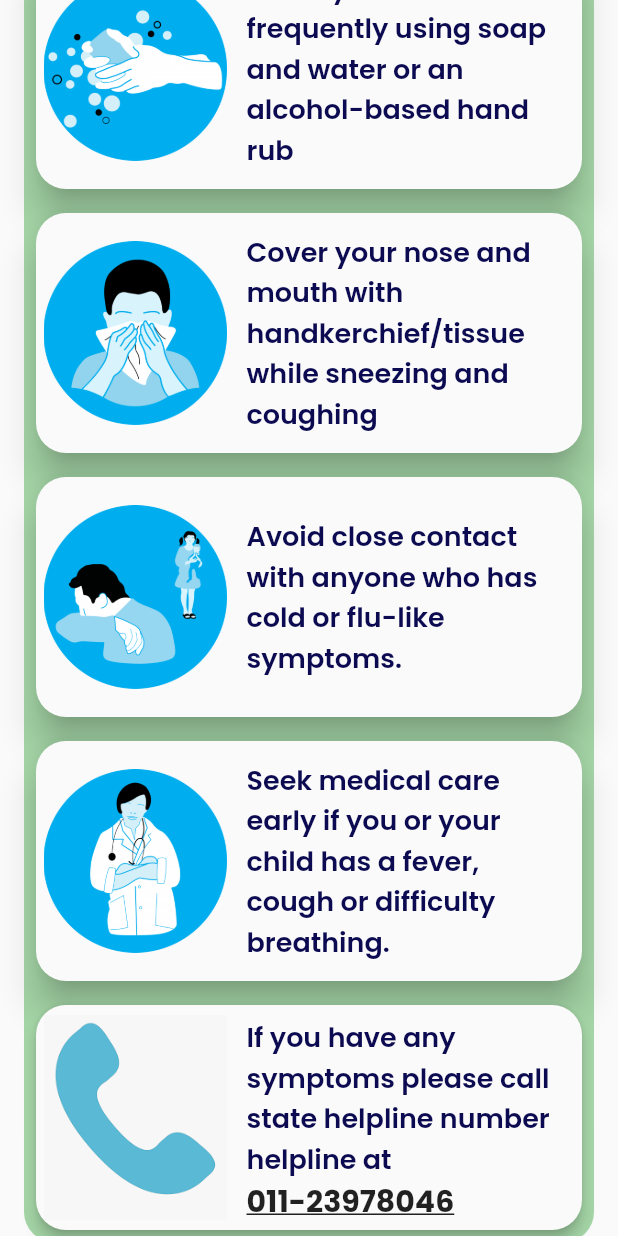
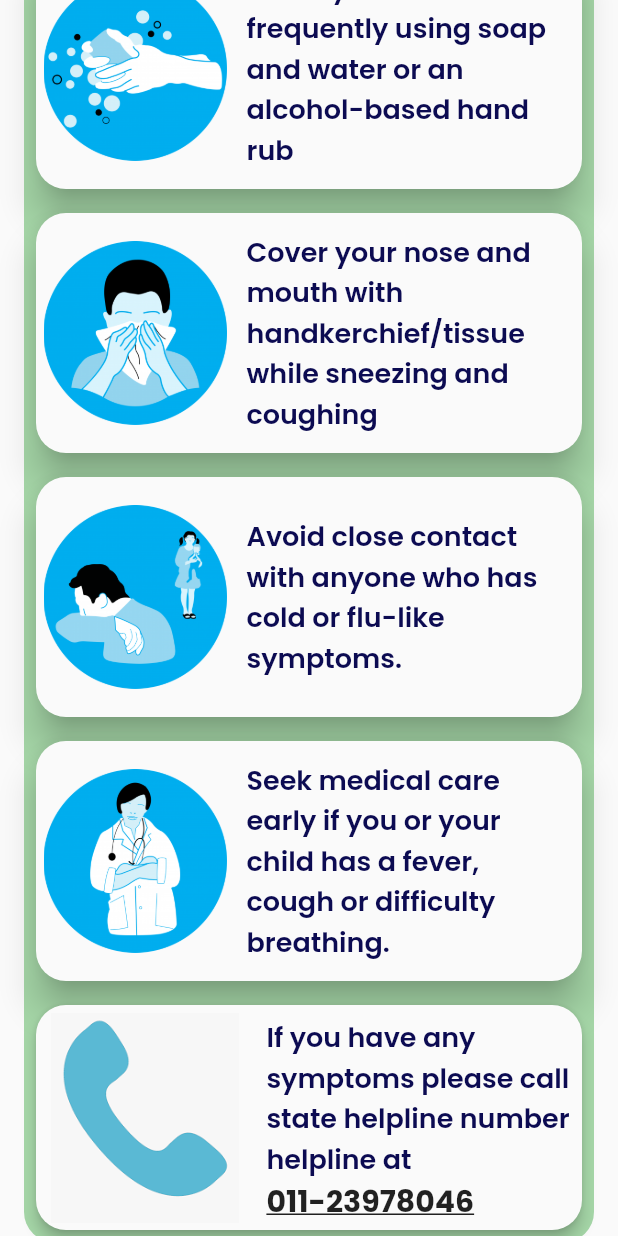
Before and after one commit to venn710/Covid_Tracker, a Flutter app: the screen it shows after launch, scrolled down 576 dp, on a phone screen of 412 x 824 dp. Run offline on Flutter 3.47's test engine with Material 2 defaults, Android fonts, the phone set to English and light mode, and no system bars; our stand-ins replace font_awesome_flutter, google_fonts; network calls fail.

Commit message:
final changes

```diff
--- a/lib/main.dart
+++ b/lib/main.dart
@@ -96,7 +96,7 @@ class _MyHomePageState extends State<MyHomePage> {
                             fit: BoxFit.contain,
                           ),
               ),),
-              Expanded(flex:7,child:Padding(
+              Expanded(flex:6,child:Padding(
                   padding: const EdgeInsets.all(8.0),
                   child: Column(
                     crossAxisAlignment: CrossAxisAlignment.start,
```
Also changed, not shown: pubspec.lock.
